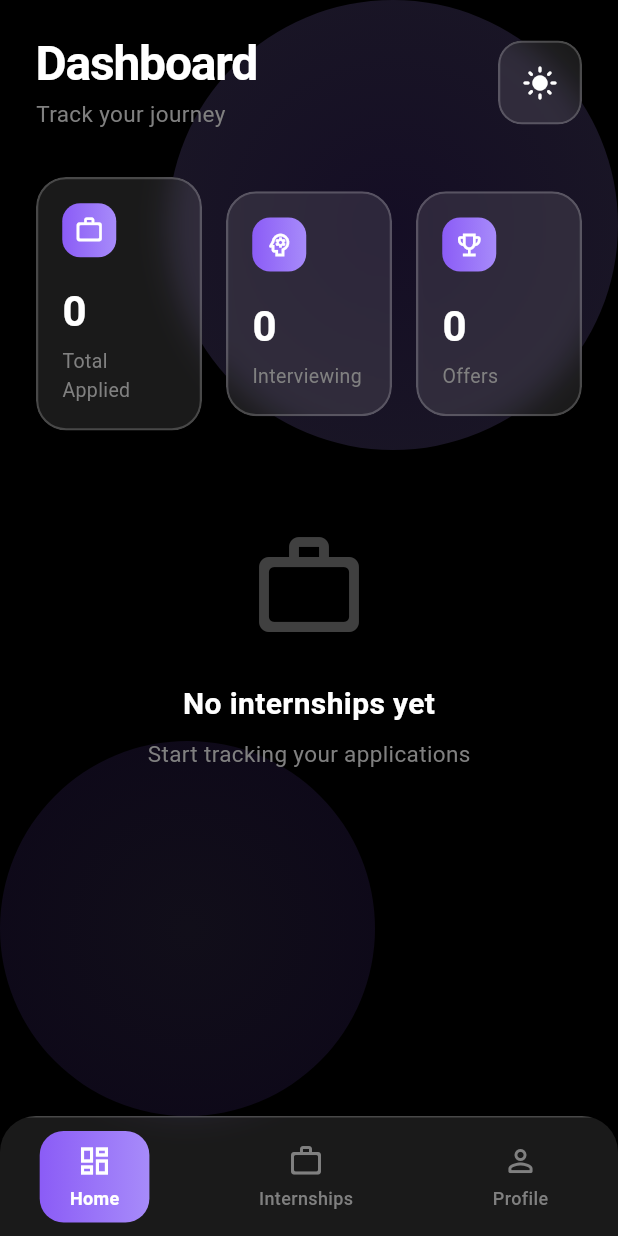
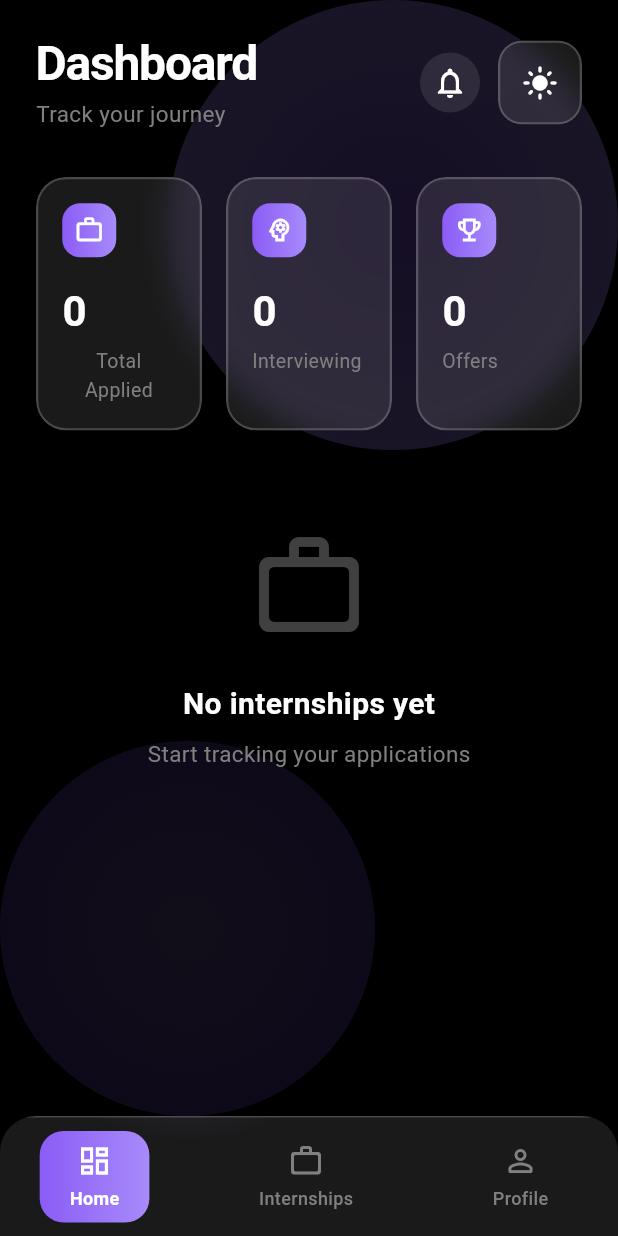
Before and after one commit to kalviumcommunity/S62-122025-Binary-FlutterFirebase-InternTrack, a Flutter app: the StudentDashboard screen opened by its route, on a phone screen of 412 x 824 dp. Run offline on Flutter 3.47's test engine with Material 3 defaults, Android fonts, the light colour scheme and no system bars; our stand-ins replace cloud_firestore, firebase_auth, firebase_core, flutter_dotenv, shared_preferences; accounts and stored records are empty; Roboto replaces fonts that are missing (SF Pro Display).

Commit message:
Adedd student notification flow for mentor feedback with history view

```diff
--- a/lib/app/app_routes.dart
+++ b/lib/app/app_routes.dart
@@ -1,4 +1,4 @@
-// lib\app\app_routes.dart
+// lib/app/app_routes.dart (UPDATED)
 import 'package:flutter/material.dart';
 import '../screens/onboarding/onboarding_screen.dart';
 import '../screens/auth/auth_screen.dart';
@@ -16,12 +16,14 @@ import '../screens/mentor/mentor_internship_detail_screen.dart';
 import '../screens/profile/profile_screen.dart';
 import '../screens/profile/mentor_profile_screen.dart';
 import '../screens/profile/mentorship_management_screen.dart';
+import '../screens/notifications/notifications_screen.dart';
 
 class AppRoutes {
   // Common routes
   static const String onboarding = '/onboarding';
   static const String auth = '/auth';
   static const String profile = '/profile';
+  static const String notifications = '/notifications';
 
   // Student routes
   static const String studentDashboard = '/student-dashboard';
@@ -53,6 +55,7 @@ class AppRoutes {
     mentorStudents: (context) => MentorStudentsScreen(),
     profile: (context) => ProfileScreen(),
     mentorProfile: (context) => MentorProfileScreen(),
+    notifications: (context) => NotificationsScreen(),
   };
 
   static Route<dynamic>? onGenerateRoute(RouteSettings settings) {
--- /dev/null
+++ b/lib/core/widgets/notification_bell.dart
@@ -0,0 +1,94 @@
+// lib/core/widgets/notification_bell.dart
+import 'package:flutter/material.dart';
+import 'package:firebase_auth/firebase_auth.dart';
+import '../../../services/notification_service.dart';
+import '../../../screens/notifications/notifications_screen.dart';
+import '../../../core/constants/colors.dart';class NotificationBell extends StatelessWidget {
+  final bool isDark;
+
+  const NotificationBell({
+    Key? key,
+    required this.isDark,
+  }) : super(key: key);
+
+  @override
+  Widget build(BuildContext context) {
+    final NotificationService notificationService = NotificationService();
+    final userId = FirebaseAuth.instance.currentUser?.uid;
+
+    if (userId == null) {
+      return SizedBox.shrink();
+    }
+
+    return StreamBuilder<int>(
+      stream: notificationService.getUnseenCount(userId),
+      builder: (context, snapshot) {
+        final unseenCount = snapshot.data ?? 0;
+
+        return Stack(
+          clipBehavior: Clip.none,
+          children: [
+            IconButton(
+              onPressed: () {
+                Navigator.push(
+                  context,
+                  MaterialPageRoute(
+                    builder: (context) => NotificationsScreen(),
+                  ),
+                );
+              },
+              icon: Icon(
+                unseenCount > 0
+                    ? Icons.notifications_active
+                    : Icons.notifications_outlined,
+                size: 24,
+              ),
+              style: IconButton.styleFrom(
+                backgroundColor: isDark
+                    ? Colors.white.withOpacity(0.1)
+                    : Colors.black.withOpacity(0.05),
+              ),
+            ),
+            if (unseenCount > 0)
+              Positioned(
+                right: 8,
+                top: 8,
+                child: Container(
+                  padding: EdgeInsets.symmetric(
+                    horizontal: unseenCount > 9 ? 5 : 6,
+                    vertical: 2,
+                  ),
+                  decoration: BoxDecoration(
+                    gradient: LinearGradient(
+                      colors: [AppColors.purplePrimary, AppColors.purpleLight],
+                    ),
+                    borderRadius: BorderRadius.circular(10),
+                    border: Border.all(
+                      color: isDark ? Color(0xFF1E1E1E) : Colors.white,
+                      width: 2,
+                    ),
+                  ),
+                  constraints: BoxConstraints(
+                    minWidth: 18,
+                    minHeight: 18,
+                  ),
+                  child: Center(
+                    child: Text(
+                      unseenCount > 99 ? '99+' : unseenCount.toString(),
+                      style: TextStyle(
+                        color: Colors.white,
+                        fontSize: unseenCount > 9 ? 9 : 10,
+                        fontWeight: FontWeight.w700,
+                        height: 1.2,
+                      ),
+                      textAlign: TextAlign.center,
+                    ),
+                  ),
+                ),
+              ),
+          ],
+        );
+      },
+    );
+  }
+}
--- a/lib/screens/dashboard/student_dashboard.dart
+++ b/lib/screens/dashboard/student_dashboard.dart
@@ -1,4 +1,4 @@
-// lib\screens\dashboard\student_dashboard.dart
+//lib/screens/dashboard/student_dashboard.dart
 import 'package:flutter/material.dart';
 import 'package:firebase_auth/firebase_auth.dart';
 import 'package:provider/provider.dart';
@@ -7,6 +7,7 @@ import '../../core/constants/app_constants.dart';
 import '../../core/widgets/glass_container.dart';
 import '../../core/widgets/gradient_orb.dart';
 import '../../core/widgets/theme_toggle.dart';
+import '../../core/widgets/notification_bell.dart';
 import '../../models/internship_model.dart';
 import '../../providers/internship_provider.dart';
 import '../../app/app_routes.dart';
@@ -104,7 +105,13 @@ class _StudentDashboardState extends State<StudentDashboard> {
                                   ),
                                 ],
                               ),
-                              ThemeToggle(),
+                              Row(
+                                children: [
+                                  NotificationBell(isDark: isDark),
+                                  SizedBox(width: 8),
+                                  ThemeToggle(),
+                                ],
+                              ),
                             ],
                           ),
 
@@ -137,7 +144,8 @@ class _StudentDashboardState extends State<StudentDashboard> {
     final interviewing = provider.getCountByStatus(InternshipStatus.interviewing);
     final offered = provider.getCountByStatus(InternshipStatus.offered);
 
-    return Row(
+    return IntrinsicHeight(
+  child: Row(
       children: [
         Expanded(
           child: _buildStatCard(
@@ -166,6 +174,7 @@ class _StudentDashboardState extends State<StudentDashboard> {
           ),
         ),
       ],
+  ),
     );
   }
 
@@ -204,10 +213,12 @@ class _StudentDashboardState extends State<StudentDashboard> {
           SizedBox(height: 4),
           Text(
             title,
-            style: TextStyle(
-              fontSize: 13,
-              color: AppColors.mediumGray,
-            ),
+  maxLines: 2,
+  textAlign: TextAlign.center,
+  style: TextStyle(
+    fontSize: 13,
+    color: AppColors.mediumGray,
+  ),
           ),
         ],
       ),
```
Also changed, not shown: lib/models/notification_model.dart (added, +22 -0 lines), lib/screens/internships/internship_list_screen.dart (+0 -15 lines), lib/screens/notifications/notifications_screen.dart (added, +475 -0 lines), lib/services/notification_service.dart (added, +111 -0 lines).
